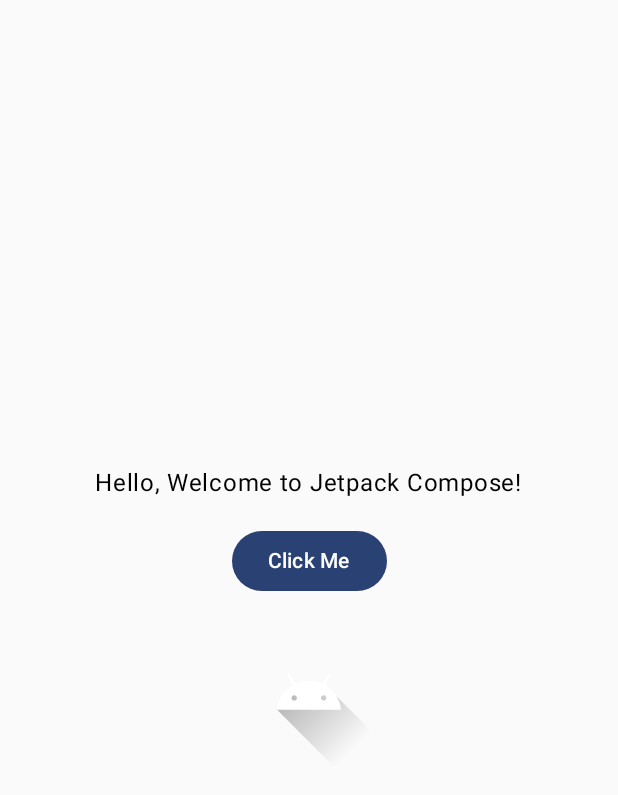
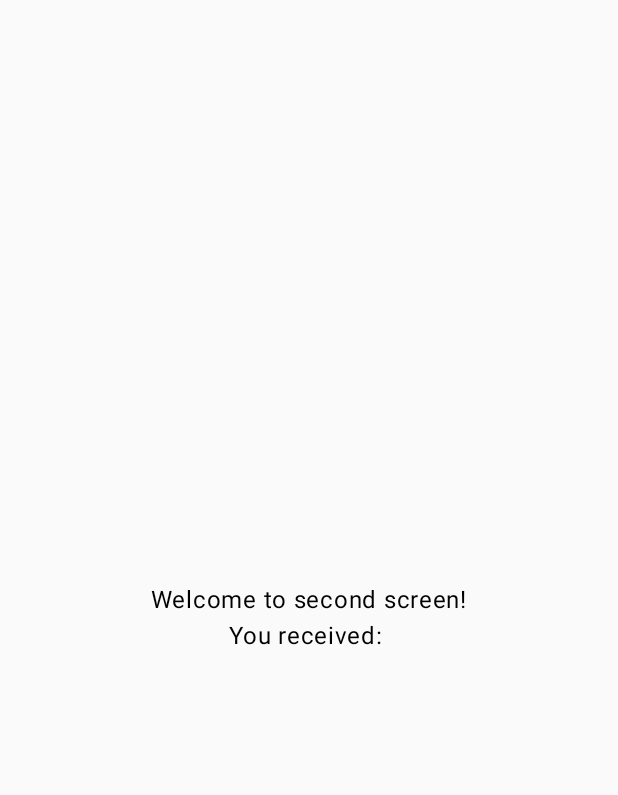
Before and after one commit to patrycjasawicka/ShowcaseAndroidApp, an Android app built with Jetpack Compose: the screen it shows after launch (MainActivity), after a tap on "Click Me", on a phone screen of 412 x 824 dp. Shown: the top 795 px of the screen. Run offline under Robolectric (Android 15) with nearby library versions, the phone set to English and light mode, and no system bars.

Commit message:
Added navigation example with task

```diff
--- a/app/build.gradle.kts
+++ b/app/build.gradle.kts
@@ -59,6 +59,7 @@ dependencies {
     implementation(libs.androidx.ui.graphics)
     implementation(libs.androidx.ui.tooling.preview)
     implementation(libs.androidx.material3)
+    implementation(libs.androidx.navigation.compose)
     testImplementation(libs.junit)
     androidTestImplementation(libs.androidx.junit)
     androidTestImplementation(libs.androidx.espresso.core)
--- a/app/src/main/java/com/example/showcaseapplication/MainActivity.kt
+++ b/app/src/main/java/com/example/showcaseapplication/MainActivity.kt
@@ -4,23 +4,9 @@ import android.os.Bundle
 import androidx.activity.ComponentActivity
 import androidx.activity.compose.setContent
 import androidx.activity.enableEdgeToEdge
-import androidx.compose.foundation.Image
-import androidx.compose.foundation.layout.Arrangement
-import androidx.compose.foundation.layout.Column
-import androidx.compose.foundation.layout.Spacer
-import androidx.compose.foundation.layout.fillMaxSize
-import androidx.compose.foundation.layout.height
-import androidx.compose.foundation.layout.padding
-import androidx.compose.foundation.layout.size
-import androidx.compose.material3.Button
-import androidx.compose.material3.Text
-import androidx.compose.runtime.Composable
-import androidx.compose.ui.Alignment
-import androidx.compose.ui.Modifier
-import androidx.compose.ui.graphics.Color
-import androidx.compose.ui.res.painterResource
-import androidx.compose.ui.unit.dp
+import androidx.navigation.compose.rememberNavController
 import com.example.showcaseapplication.ui.theme.ShowcaseApplicationTheme
+import com.example.showcaseapplication.navigation.AppNavHost
 
 class MainActivity : ComponentActivity() {
     override fun onCreate(savedInstanceState: Bundle?) {
@@ -28,38 +14,8 @@ class MainActivity : ComponentActivity() {
         enableEdgeToEdge()
         setContent {
             ShowcaseApplicationTheme {
-                GreetingScreen()
+                AppNavHost(navController = rememberNavController())
             }
         }
     }
 }
-
-@Composable
-fun GreetingScreen() {
-    // TODO: Wyświetl listę elementów pod obrazkiem
-    val items = listOf("Alice", "Bob", "Charlie", "Diana", "Ethan")
-
-    Column(
-        modifier = Modifier
-            .fillMaxSize()
-            .padding(16.dp),
-        verticalArrangement = Arrangement.Center,
-        horizontalAlignment = Alignment.CenterHorizontally
-    ) {
-        Text(text = "Hello, Welcome to Jetpack Compose!", color = Color.Black)
-
-        Spacer(modifier = Modifier.height(16.dp))
-
-        Button(onClick = { }) {
-            Text(text = "Click Me")
-        }
-
-        Spacer(modifier = Modifier.height(16.dp))
-
-        Image(
-            painter = painterResource(id = R.drawable.ic_launcher_foreground),
-            contentDescription = "Sample Image",
-            modifier = Modifier.size(100.dp)
-        )
-    }
-}
--- /dev/null
+++ b/app/src/main/java/com/example/showcaseapplication/navigation/AppNavHost.kt
@@ -0,0 +1,29 @@
+package com.example.showcaseapplication.navigation
+
+import androidx.compose.runtime.Composable
+import androidx.compose.ui.Modifier
+import androidx.navigation.NavHostController
+import androidx.navigation.compose.NavHost
+import androidx.navigation.compose.composable
+import com.example.showcaseapplication.ui.GreetingScreen
+import com.example.showcaseapplication.ui.SecondaryScreen
+
+@Composable
+fun AppNavHost(
+    modifier: Modifier = Modifier,
+    navController: NavHostController,
+) {
+    NavHost(
+        modifier = modifier,
+        navController = navController,
+        startDestination = NavigationItem.First.route
+    ) {
+        composable(NavigationItem.First.route) {
+            GreetingScreen(navController)
+        }
+        // TODO: Przekaż do drugiego ekranu argument dostępny w obiekcie backstack entry
+        composable(NavigationItem.Second.route) {
+            SecondaryScreen()
+        }
+    }
+}
--- /dev/null
+++ b/app/src/main/java/com/example/showcaseapplication/navigation/AppNavigation.kt
@@ -0,0 +1,15 @@
+package com.example.showcaseapplication.navigation
+
+enum class Screen {
+    FIRST,
+    SECOND,
+}
+
+const val ARGUMENT = "example"
+
+sealed class NavigationItem(val route: String) {
+    data object First : NavigationItem(Screen.FIRST.name)
+    data object Second : NavigationItem("${Screen.SECOND.name}/{$ARGUMENT}") {
+        fun getRoute(arg: String) = "${Screen.SECOND.name}/$arg"
+    }
+}
--- /dev/null
+++ b/app/src/main/java/com/example/showcaseapplication/ui/GreetingScreen.kt
@@ -0,0 +1,65 @@
+package com.example.showcaseapplication.ui
+
+import androidx.compose.foundation.Image
+import androidx.compose.foundation.layout.Arrangement
+import androidx.compose.foundation.layout.Column
+import androidx.compose.foundation.layout.Spacer
+import androidx.compose.foundation.layout.fillMaxSize
+import androidx.compose.foundation.layout.fillMaxWidth
+import androidx.compose.foundation.layout.height
+import androidx.compose.foundation.layout.padding
+import androidx.compose.foundation.layout.size
+import androidx.compose.material3.Button
+import androidx.compose.material3.Text
+import androidx.compose.material3.TextField
+import androidx.compose.runtime.Composable
+import androidx.compose.runtime.getValue
+import androidx.compose.runtime.mutableStateOf
+import androidx.compose.runtime.remember
+import androidx.compose.runtime.setValue
+import androidx.compose.ui.Alignment
+import androidx.compose.ui.Modifier
+import androidx.compose.ui.graphics.Color
+import androidx.compose.ui.res.painterResource
+import androidx.compose.ui.unit.dp
+import androidx.navigation.NavHostController
+import com.example.showcaseapplication.R
+import com.example.showcaseapplication.navigation.NavigationItem
+
+@Composable
+fun GreetingScreen(navController: NavHostController) {
+    var text by remember { mutableStateOf("") }
+    Column(
+        modifier = Modifier
+            .fillMaxSize()
+            .padding(16.dp),
+        verticalArrangement = Arrangement.Center,
+        horizontalAlignment = Alignment.CenterHorizontally
+    ) {
+        Text(text = "Enter the text you want to pass to the next screen", color = Color.Black)
+
+        Spacer(modifier = Modifier.height(16.dp))
+
+        TextField(
+            value = text,
+            onValueChange = { text = it },
+            label = { Text("Enter text") },
+            placeholder = { Text("Type something...") },
+            modifier = Modifier.fillMaxWidth()
+        )
+
+        Spacer(modifier = Modifier.height(16.dp))
+
+        Button(onClick = { navController.navigate(NavigationItem.Second.getRoute(text)) }) {
+            Text(text = "Click Me")
+        }
+
+        Spacer(modifier = Modifier.height(16.dp))
+
+        Image(
+            painter = painterResource(id = R.drawable.ic_launcher_foreground),
+            contentDescription = "Sample Image",
+            modifier = Modifier.size(100.dp)
+        )
+    }
+}
--- /dev/null
+++ b/app/src/main/java/com/example/showcaseapplication/ui/SecondaryScreen.kt
@@ -0,0 +1,26 @@
+package com.example.showcaseapplication.ui
+
+import androidx.compose.foundation.layout.Arrangement
+import androidx.compose.foundation.layout.Column
+import androidx.compose.foundation.layout.fillMaxSize
+import androidx.compose.foundation.layout.padding
+import androidx.compose.material3.Text
+import androidx.compose.runtime.Composable
+import androidx.compose.ui.Alignment
+import androidx.compose.ui.Modifier
+import androidx.compose.ui.graphics.Color
+import androidx.compose.ui.unit.dp
+
+@Composable
+fun SecondaryScreen(param: String = "") {
+    Column(
+        modifier = Modifier
+            .fillMaxSize()
+            .padding(16.dp),
+        verticalArrangement = Arrangement.Center,
+        horizontalAlignment = Alignment.CenterHorizontally
+    ) {
+        Text(text = "Welcome to second screen!", color = Color.Black)
+        Text(text = "You received: $param", color = Color.Black)
+    }
+}
--- a/gradle/libs.versions.toml
+++ b/gradle/libs.versions.toml
@@ -8,6 +8,7 @@ espressoCore = "3.6.1"
 lifecycleRuntimeKtx = "2.8.4"
 activityCompose = "1.9.1"
 composeBom = "2024.04.01"
+navigationCompose = "2.8.4"
 
 [libraries]
 androidx-core-ktx = { group = "androidx.core", name = "core-ktx", version.ref = "coreKtx" }
@@ -24,6 +25,7 @@ androidx-ui-tooling-preview = { group = "androidx.compose.ui", name = "ui-toolin
 androidx-ui-test-manifest = { group = "androidx.compose.ui", name = "ui-test-manifest" }
 androidx-ui-test-junit4 = { group = "androidx.compose.ui", name = "ui-test-junit4" }
 androidx-material3 = { group = "androidx.compose.material3", name = "material3" }
+androidx-navigation-compose = { group = "androidx.navigation", name = "navigation-compose", version.ref = "navigationCompose" }
 
 [plugins]
 android-application = { id = "com.android.application", version.ref = "agp" }
```
